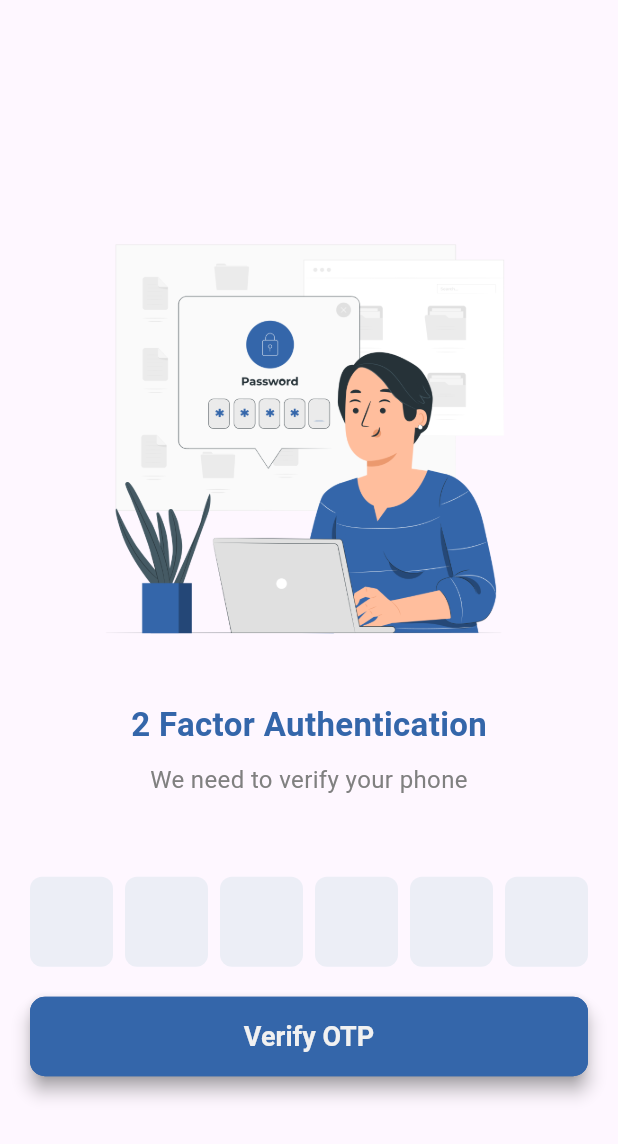
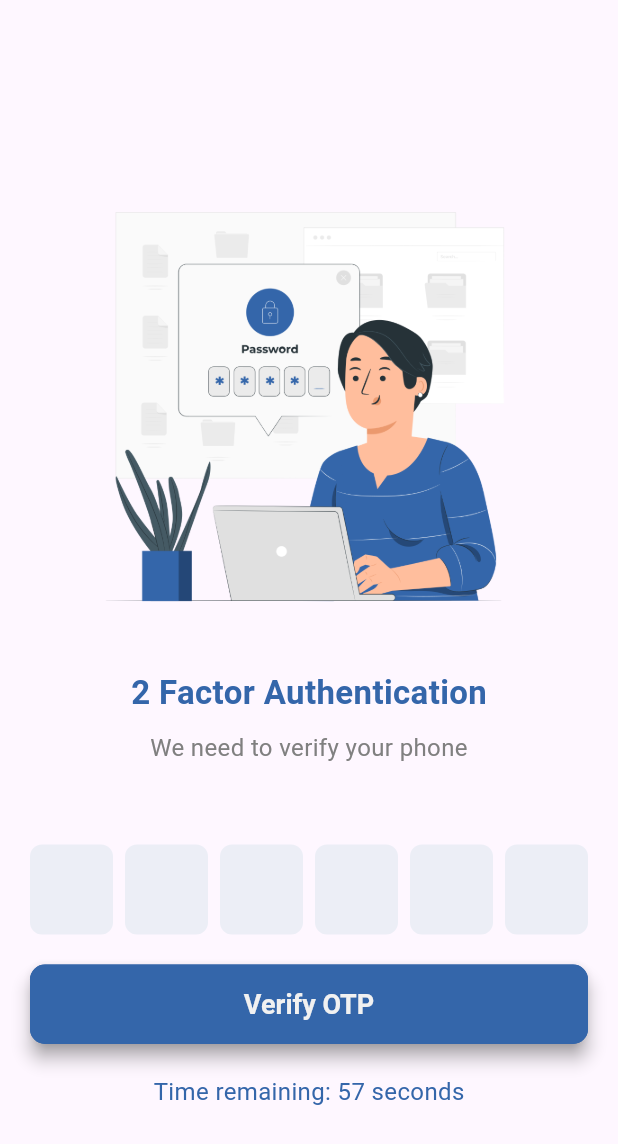
Before and after one commit to engbakhtmuhammad/simplepay, a Flutter app: the VerifyScreen screen opened directly with empty values, after a tap on "Verify OTP", on a phone screen of 412 x 824 dp. Shown: the top 1144 px of the screen. Run offline on Flutter 3.47's test engine with Material 3 defaults, Android fonts, the light colour scheme and no system bars; drawn by our look-alikes of pinput; our stand-ins replace bloc, cached_network_image, cloud_firestore, file_picker, firebase_auth, firebase_core and 7 more; missing offline and left inert: flutter_facebook_auth, the_apple_sign_in; accounts and stored records are empty.

Commit message:
working on timer

```diff
--- a/lib/screens/auth/login/login_screen.dart
+++ b/lib/screens/auth/login/login_screen.dart
@@ -7,7 +7,6 @@ import 'package:the_apple_sign_in/the_apple_sign_in.dart' as apple;
 
 import '../../../services/helper.dart';
 import '../../../utils/constants.dart';
-import '../../home/home_screen.dart';
 import '../../loading_cubit.dart';
 import '../authentication_bloc.dart';
 import '../resetPasswordScreen/reset_password_screen.dart';
@@ -116,7 +115,7 @@ class _LoginScreen extends State<LoginScreen> {
                                       Icons.mail,
                                     ),
                                     darkMode: isDarkMode(context),
-                                    errorColor: Theme.of(context).errorColor,
+                                    errorColor: colorError,
                                     context: context)),
                             const SizedBox(
                               height: 20,
@@ -137,7 +136,7 @@ class _LoginScreen extends State<LoginScreen> {
                               decoration: getInputDecoration(
                                 hint: 'Password',
                                 darkMode: isDarkMode(context),
-                                errorColor: Theme.of(context).errorColor,
+                                errorColor: colorError,
                                 prefixIcon: const Icon(
                                   Icons.lock,
                                 ),
--- a/lib/screens/auth/resetPasswordScreen/reset_password_screen.dart
+++ b/lib/screens/auth/resetPasswordScreen/reset_password_screen.dart
@@ -105,7 +105,7 @@ class _ResetPasswordScreenState extends State<ResetPasswordScreen> {
                                     Icons.mail,
                                   ),
                                   darkMode: isDarkMode(context),
-                                  errorColor: Theme.of(context).errorColor,
+                                  errorColor: colorError,
                                   context: context),
                             ),
                           ),
--- a/lib/screens/auth/verify.dart
+++ b/lib/screens/auth/verify.dart
@@ -1,3 +1,4 @@
+import 'dart:async';
 import 'package:flutter/material.dart';
 import 'package:flutter_bloc/flutter_bloc.dart';
 import 'package:motion_toast/motion_toast.dart';
@@ -8,6 +9,7 @@ import '../../utils/constants.dart';
 import '../auth/authentication_bloc.dart';
 import '../home/home_screen.dart';
 import '../../widgets/custom_btn.dart';
+import 'login/login_screen.dart';
 
 class VerifyScreen extends StatefulWidget {
   final User user;
@@ -20,6 +22,41 @@ class VerifyScreen extends StatefulWidget {
 
 class _VerifyScreenState extends State<VerifyScreen> {
   final TextEditingController _otpController = TextEditingController();
+  late Timer _timer;
+  int _remainingSeconds = 60;
+
+  @override
+  void initState() {
+    super.initState();
+    _startCountdownTimer();
+  }
+
+  @override
+  void dispose() {
+    _timer.cancel();
+    super.dispose();
+  }
+
+  void _startCountdownTimer() {
+    _timer = Timer.periodic(const Duration(seconds: 1), (timer) {
+      setState(() {
+        if (_remainingSeconds > 0) {
+          _remainingSeconds--;
+        } else {
+          _timer.cancel();
+          _navigateToLoginScreen();
+        }
+      });
+    });
+  }
+
+  void _navigateToLoginScreen() {
+    Navigator.pushAndRemoveUntil(
+      context,
+      MaterialPageRoute(builder: (context) => LoginScreen()),
+      (route) => false,
+    );
+  }
 
   @override
   Widget build(BuildContext context) {
@@ -113,6 +150,14 @@ class _VerifyScreenState extends State<VerifyScreen> {
                     onPressed: () => _verifyOTP(context, _otpController.text),
                   ),
                   const SizedBox(height: 20),
+                  Text(
+                    'Time remaining: $_remainingSeconds seconds',
+                    style: const TextStyle(
+                      color: colorSecondary,
+                      fontSize: 16,
+                    ),
+                  ),
+                  const SizedBox(height: 20),
                 ],
               ),
             ),
--- a/lib/utils/constants.dart
+++ b/lib/utils/constants.dart
@@ -8,7 +8,7 @@ const facebookButtonColor = Color(0xFF415893);
 const colorWhite = Color(0xffF1F1F1);
 const colorBlack = Color(0xff1C1C1C);
 const colorGrey= Color(0xff808080);
-
+const colorError= Colors.red;
 
 const finishedOnBoardingConst = 'finishedOnBoarding';
 const usersCollection = 'users';
```
Also changed, not shown: lib/screens/auth/signUp/sign_up_screen.dart (+7 -7 lines), pubspec.lock, 7 other files.
